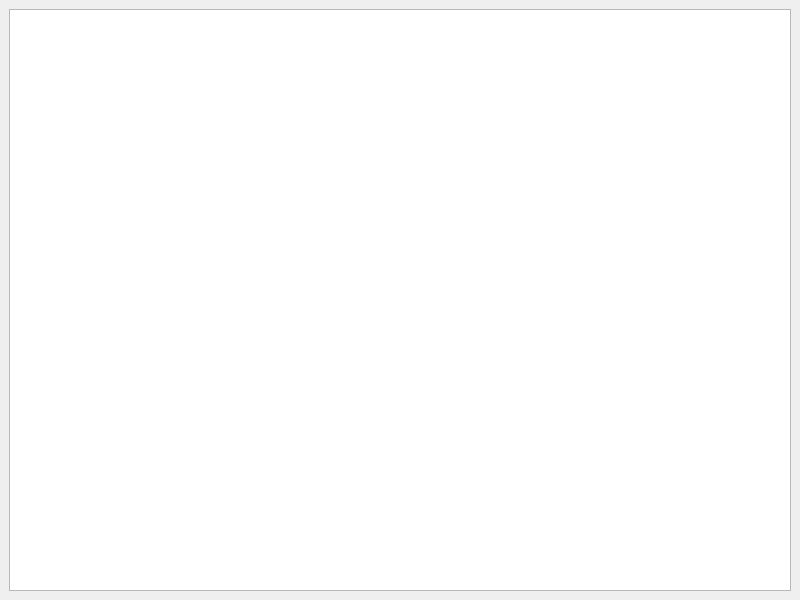
Before: the Qt Designer form ui/ramView.ui in zoriya/ComSquare, drawn with Qt 5.
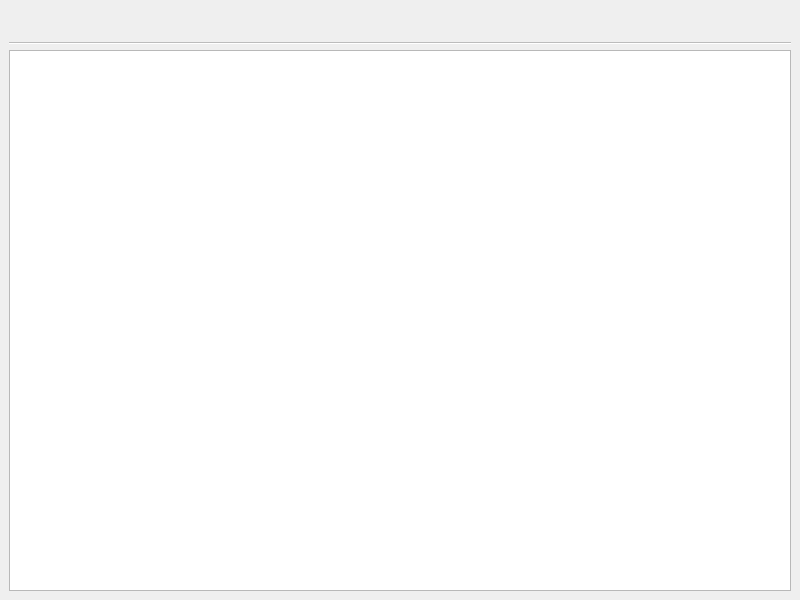
After: the same form once the commit is applied. Icons and pictures are not drawn.

```diff
--- a/ui/ramView.ui
+++ b/ui/ramView.ui
@@ -20,6 +20,16 @@
   <widget class="QWidget" name="centralwidget">
    <layout class="QGridLayout" name="gridLayout">
     <item row="0" column="0">
+     <widget class="QTabBar" name="tabs" native="true">
+      <property name="minimumSize">
+       <size>
+        <width>0</width>
+        <height>35</height>
+       </size>
+      </property>
+     </widget>
+    </item>
+    <item row="1" column="0">
      <widget class="QTableView" name="tableView"/>
     </item>
    </layout>
```
